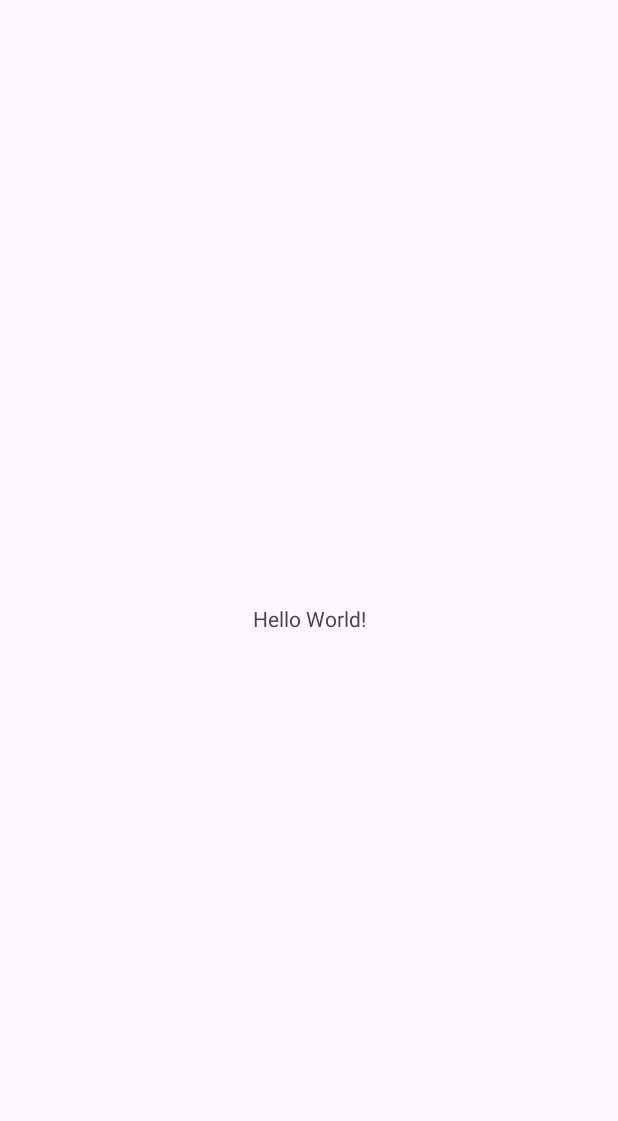
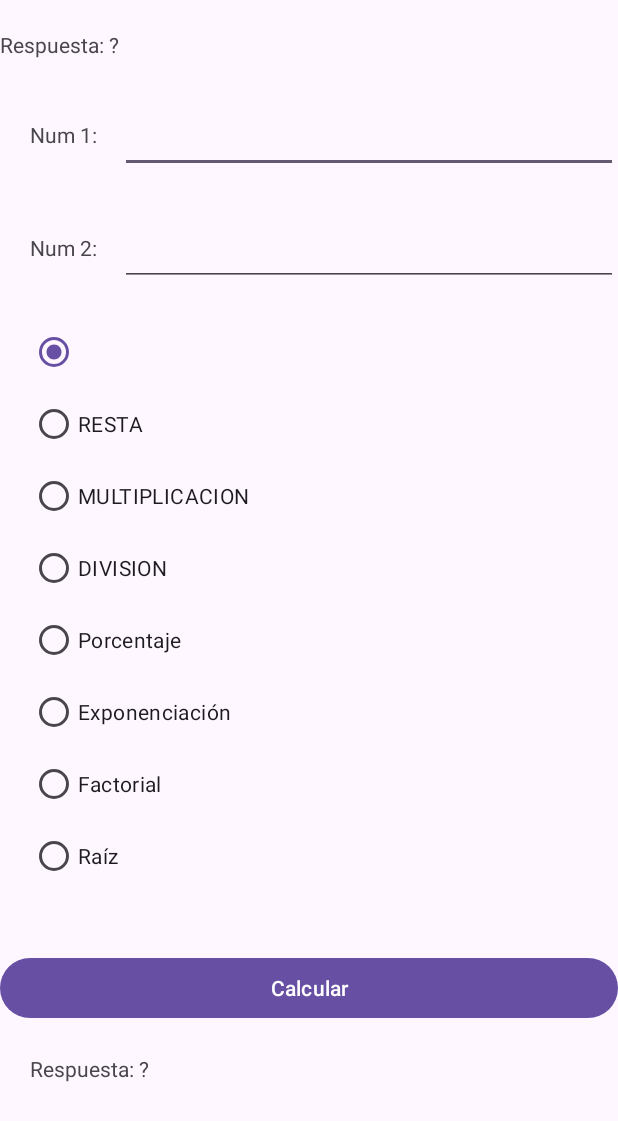
Before and after one commit to MauricioCarranza2024/Programacion-II-2024-UGB, an Android app: the screen it shows after launch (MainActivity), on a phone screen of 412 x 824 dp. Before the commit the part shown is almost empty. Shown: the top 1121 px of the screen. Run offline under Robolectric (Android 15) with nearby library versions, the phone set to English and light mode, and no system bars.

Commit message:
cracion de la app de calculadora (controlesasicos) en android studio, y solucion a la tarea I la cual se le añadio porcentaje, exponienciacion, factorial y raiz

```diff
--- a/app/src/main/java/com/ugb/controlesbasicos/MainActivity.java
+++ b/app/src/main/java/com/ugb/controlesbasicos/MainActivity.java
@@ -3,12 +3,71 @@ package com.ugb.controlesbasicos;
 import androidx.appcompat.app.AppCompatActivity;
 
 import android.os.Bundle;
+import android.view.View;
+import android.widget.Button;
+import android.widget.RadioGroup;
+import android.widget.TextView;
 
 public class MainActivity extends AppCompatActivity {
+    TextView temVal;
+    Button btn;
+    RadioGroup opt;
 
     @Override
     protected void onCreate(Bundle savedInstanceState) {
         super.onCreate(savedInstanceState);
         setContentView(R.layout.activity_main);
+
+        btn = findViewById(R.id.btncalcular);
+        btn.setOnClickListener(new View.OnClickListener() {
+            @Override
+            public void onClick(View view) {
+                temVal = findViewById(R.id.txtnum1);
+                double num1 = Double.parseDouble(temVal.getText().toString());
+
+                temVal = findViewById(R.id.txtnum2);
+                double num2 = Double.parseDouble(temVal.getText().toString());
+
+                double respuesta = 0;
+                opt = findViewById(R.id.optOpciones);
+                switch (opt.getCheckedRadioButtonId()){
+                    case R.id.optSuma:
+                        respuesta = num1 + num2;
+                        break;
+                    case R.id.optResta:
+                        respuesta=num1-num2;
+                        break;
+                    case R.id.optMultiplicacion:
+                        respuesta=num1*num2;
+                        break;
+                    case R.id.optDivision:
+                        respuesta=num1/num2;
+                        break;
+                    case R.id.optPorcentaje:
+                        respuesta = (num1 / 100) * num2;
+                        break;
+                    case R.id.optExponenciacion:
+                        respuesta = Math.pow(num1, num2);
+                        break;
+                    case R.id.optFactorial:
+                        respuesta = factorial((int) num1);
+                        break;
+                    case R.id.optRaiz:
+                        respuesta = Math.sqrt(num1);
+                        break;
+                }
+
+                temVal = findViewById(R.id.lblrespuesta);
+                temVal.setText("respuesta: "+ respuesta);
+            }
+        });
+    }
+
+    public int factorial(int n) {
+        if (n == 0) {
+            return 1;
+        } else {
+            return n * factorial(n - 1);
+        }
     }
 }
--- a/app/src/main/res/layout/activity_main.xml
+++ b/app/src/main/res/layout/activity_main.xml
@@ -1,5 +1,4 @@
-<?xml version="1.0" encoding="utf-8"?>
-<androidx.constraintlayout.widget.ConstraintLayout xmlns:android="http://schemas.android.com/apk/res/android"
+<RelativeLayout xmlns:android="http://schemas.android.com/apk/res/android"
     xmlns:app="http://schemas.android.com/apk/res-auto"
     xmlns:tools="http://schemas.android.com/tools"
     android:layout_width="match_parent"
@@ -7,12 +6,116 @@
     tools:context=".MainActivity">
 
     <TextView
+        android:id="@+id/lblnum1"
+        android:text="Num 1:"
+        android:layout_marginTop="80dp"
+        android:layout_marginLeft="20dp"
+        android:layout_width="wrap_content"
+        android:layout_height="match_parent"/>
+
+    <TextView
+        android:id="@+id/lblnum2"
+        android:layout_width="wrap_content"
+        android:layout_height="match_parent"
+        android:layout_below="@+id/txtnum1"
+        android:layout_marginLeft="20dp"
+        android:layout_marginTop="40dp"
+        android:text="Num 2:" />
+
+    <EditText
+        android:id="@+id/txtnum1"
+        android:layout_width="match_parent"
+        android:layout_height="wrap_content"
+        android:layout_alignTop="@+id/lblnum1"
+        android:layout_marginLeft="80dp"
+        android:layout_marginTop="-10dp" />
+
+    <EditText
+        android:id="@+id/txtnum2"
+        android:layout_width="match_parent"
+        android:layout_height="wrap_content"
+        android:layout_below="@+id/txtnum1"
+        android:layout_marginTop="30dp"
+        android:layout_marginLeft="80dp"/>
+
+
+    <TextView
+        android:id="@+id/lblrespuesta"
         android:layout_width="wrap_content"
         android:layout_height="wrap_content"
-        android:text="Hello World!"
-        app:layout_constraintBottom_toBottomOf="parent"
-        app:layout_constraintEnd_toEndOf="parent"
-        app:layout_constraintStart_toStartOf="parent"
-        app:layout_constraintTop_toTopOf="parent" />
+        android:layout_below="@+id/btnCalcular"
+        android:layout_marginTop="20dp"
+        android:text="Respuesta: ?"/>
 
-</androidx.constraintlayout.widget.ConstraintLayout>
+    <RadioGroup
+        android:id="@+id/optOpciones"
+        android:layout_below="@+id/txtnum2"
+        android:layout_marginTop="20dp"
+        android:layout_marginLeft="20dp"
+        android:layout_width="wrap_content"
+        android:layout_height="wrap_content">
+        <RadioButton
+            android:id="@+id/optSuma"
+            android:checked="true"
+            android:layout_width="match_parent"
+            android:layout_height="wrap_content"/>
+        <RadioButton
+            android:id="@+id/optResta"
+            android:text="RESTA"
+            android:layout_width="match_parent"
+            android:layout_height="wrap_content"/>
+        <RadioButton
+            android:id="@+id/optMultiplicacion"
+            android:text="MULTIPLICACION"
+            android:layout_width="match_parent"
+            android:layout_height="match_parent"/>
+        <RadioButton
+            android:id="@+id/optDivision"
+            android:text="DIVISION"
+            android:layout_width="match_parent"
+            android:layout_height="wrap_content"/>
+        <RadioButton
+            android:id="@+id/optPorcentaje"
+            android:text="Porcentaje"
+            android:layout_width="match_parent"
+            android:layout_height="wrap_content" />
+
+        <RadioButton
+            android:id="@+id/optExponenciacion"
+            android:text="Exponenciación"
+            android:layout_width="match_parent"
+            android:layout_height="wrap_content" />
+
+        <RadioButton
+            android:id="@+id/optFactorial"
+            android:text="Factorial"
+            android:layout_width="match_parent"
+            android:layout_height="wrap_content" />
+
+        <RadioButton
+            android:id="@+id/optRaiz"
+            android:text="Raíz"
+            android:layout_width="match_parent"
+            android:layout_height="wrap_content" />
+
+    </RadioGroup>
+    <Button
+        android:id="@+id/btncalcular"
+        android:layout_width="match_parent"
+        android:layout_height="wrap_content"
+        android:layout_below="@+id/optOpciones"
+        android:layout_marginTop="40dp"
+        android:text="Calcular" />
+
+    <TextView
+        android:id="@+id/lblRespuesta"
+        android:layout_width="wrap_content"
+        android:layout_height="wrap_content"
+        android:layout_below="@+id/btncalcular"
+        android:layout_marginTop="20dp"
+        android:layout_marginLeft="20dp"
+        android:text="Respuesta: ?" />
+
+
+
+</RelativeLayout>
```
